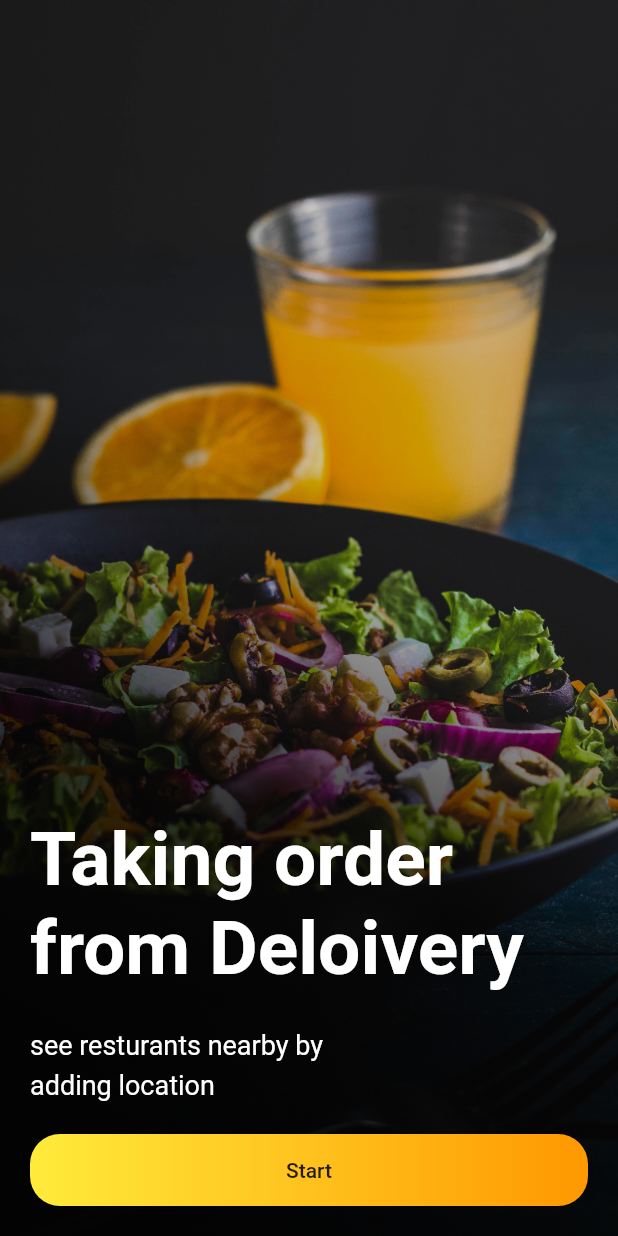
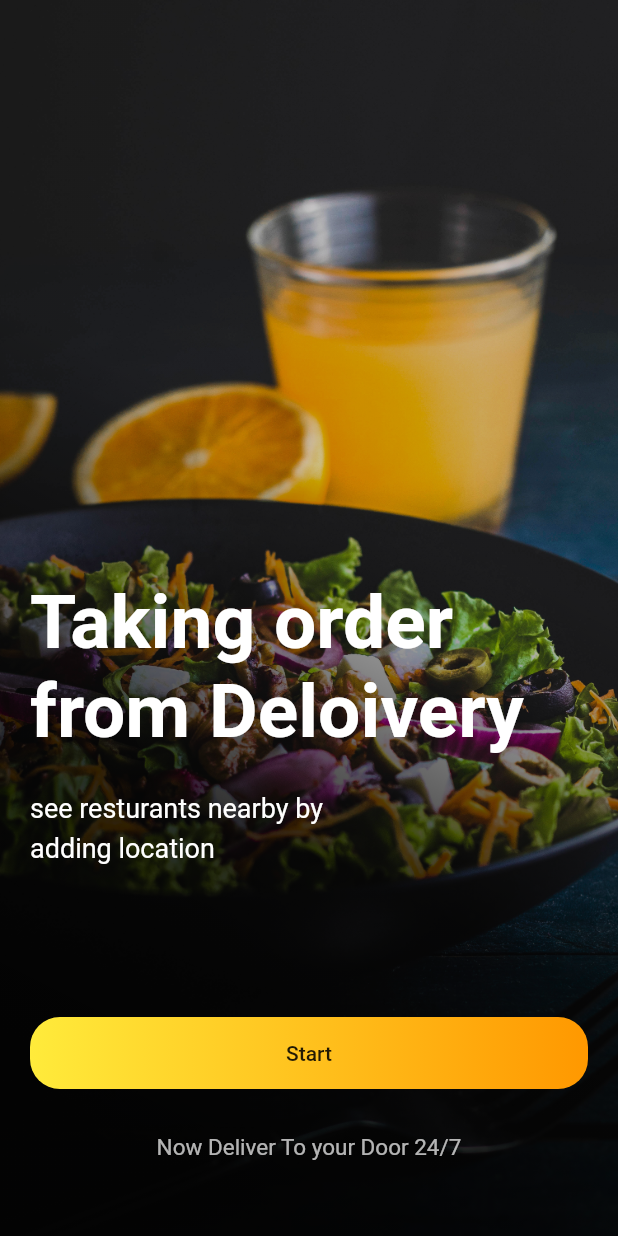
Before and after one commit to MoamenMohamed101/animation_food_screen, a Flutter app: the screen it shows after launch, on a phone screen of 412 x 824 dp. Run offline on Flutter 3.47's test engine with Material 2 defaults, Android fonts, the phone set to English and light mode, and no system bars; our stand-ins replace simple_animations.

Commit message:
food_screen

```diff
--- /dev/null
+++ b/lib/FadeAnimation.dart
@@ -0,0 +1,34 @@
+import 'package:flutter/material.dart';
+import 'package:simple_animations/simple_animations.dart';
+class FadeAnimation extends StatelessWidget {
+  final double delay;
+  final Widget child;
+
+  FadeAnimation(this.delay, this.child);
+
+  @override
+  Widget build(BuildContext context) {
+    final tween = MultiTrackTween([
+      Track('opacity').add(Duration(milliseconds: 500),
+          Tween(begin: 0.0, end: 1.0)),
+
+      Track('translateY').add(Duration(milliseconds: 500),
+          Tween(begin: 120.0, end: 0.0),
+          curve: Curves.easeOut)
+    ]);
+
+    return ControlledAnimation(
+      delay: Duration(milliseconds: (500 * delay).round()),
+      duration: tween.duration,
+      tween: tween,
+      child: child,
+      builderWithChild: (context, child, animation) => Opacity(
+        opacity: (animation as Map)['opacity'],
+        child: Transform.translate(
+          offset: Offset(0, (animation)['translateY']),
+          child: child,
+        ),
+      ),
+    );
+  }
+}
--- a/lib/main.dart
+++ b/lib/main.dart
@@ -5,7 +5,7 @@ main(){
   runApp(
      MaterialApp(
        debugShowCheckedModeBanner: false,
-      theme: ThemeData(),
+      //theme: ThemeData(fontFamily: 'Ropboto'),
       home: const StarterPage(),
     )
   );
--- a/lib/starterPage.dart
+++ b/lib/starterPage.dart
@@ -1,5 +1,6 @@
 import 'package:flutter/cupertino.dart';
 import 'package:flutter/material.dart';
+import 'package:food_app/FadeAnimation.dart';
 
 class StarterPage extends StatefulWidget {
   const StarterPage({Key? key}) : super(key: key);
@@ -35,12 +36,15 @@ class _StarterPageState extends State<StarterPage> {
               mainAxisAlignment: MainAxisAlignment.end,
               crossAxisAlignment: CrossAxisAlignment.start,
               children: [
-                const Text(
-                  'Taking order from Deloivery',
-                  style: TextStyle(
-                      color: Colors.white,
-                      fontSize: 50,
-                      fontWeight: FontWeight.bold),
+                FadeAnimation(
+                  1,
+                  Text(
+                    'Taking order from Deloivery',
+                    style: TextStyle(
+                        color: Colors.white,
+                        fontSize: 50,
+                        fontWeight: FontWeight.bold),
+                  ),
                 ),
                 const SizedBox(
                   height: 20,
@@ -51,7 +55,7 @@ class _StarterPageState extends State<StarterPage> {
                       TextStyle(fontSize: 18, color: Colors.white, height: 1.5),
                 ),
                 const SizedBox(
-                  height: 20,
+                  height: 100,
                 ),
                 Container(
                   decoration: BoxDecoration(
@@ -65,7 +69,19 @@ class _StarterPageState extends State<StarterPage> {
                     onPressed: () {},
                     child: const Text('Start'),
                   ),
-                )
+                ),
+                const SizedBox(
+                  height: 30,
+                ),
+                const Align(
+                  child: Text(
+                    'Now Deliver To your Door 24/7',
+                    style: TextStyle(color: Colors.white70, fontSize: 15),
+                  ),
+                ),
+                const SizedBox(
+                  height: 30,
+                ),
               ],
             ),
           ),
```
Also changed, not shown: pubspec.yaml (+5 -5 lines), assets/fonts/Roboto-Bold.ttf (added), assets/fonts/Roboto-Light.ttf (added), assets/fonts/Roboto-Regular.ttf (added), pubspec.lock.
